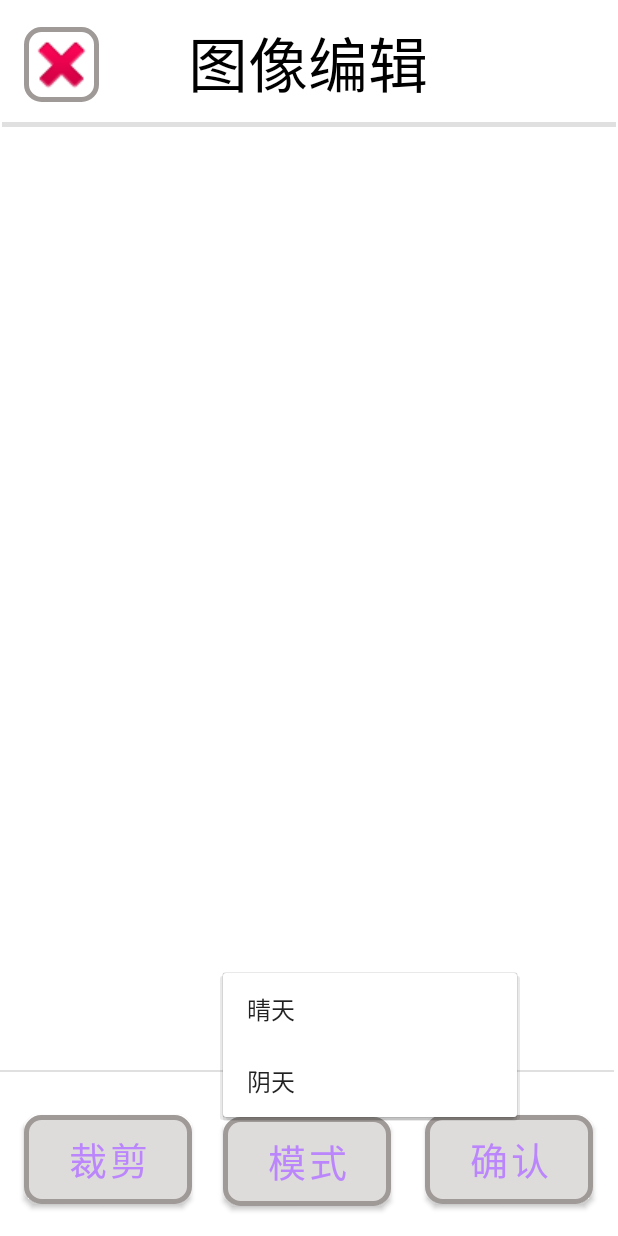
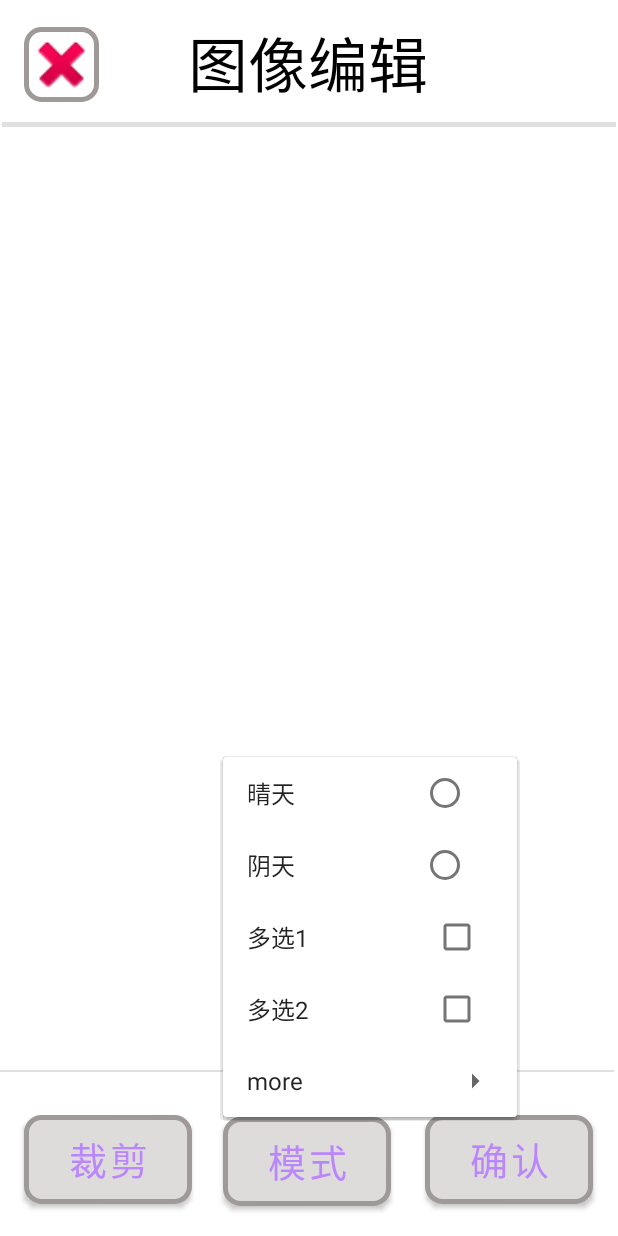
Before and after one commit to Elio-yang/AndroidCourseDesign, an Android app: the EditActivity screen opened directly, with no data from a screen before it, after a tap on "模式", on a phone screen of 412 x 824 dp. Run offline under Robolectric (Android 15) with nearby library versions, the phone set to English and light mode, and no system bars.

Commit message:
11.6完成editmenu，自己的机器上跑不起来，测试一下，有些改动写在注释里

```diff
--- a/app/src/main/res/layout/edit_window.xml
+++ b/app/src/main/res/layout/edit_window.xml
@@ -16,6 +16,16 @@
         app:layout_constraintTop_toTopOf="parent"
         app:layout_constraintVertical_bias="0.023"
         app:srcCompat="@android:drawable/ic_delete" />
+    <ImageView
+        android:id="@+id/takePicImg"
+        android:layout_width="408dp"
+        android:layout_height="552dp"
+        app:layout_constraintBottom_toTopOf="@+id/edit_lower_divider"
+        app:layout_constraintEnd_toEndOf="parent"
+        app:layout_constraintHorizontal_bias="1.0"
+        app:layout_constraintStart_toStartOf="parent"
+        app:layout_constraintTop_toBottomOf="@+id/edit_upper_dirver"
+        app:layout_constraintVertical_bias="0.0" />
     <Button
         android:id="@+id/cancel_frame"
         android:layout_width="@dimen/cross_size"
@@ -80,7 +90,6 @@
         android:textColor="@color/purple_200"
         android:textSize="25sp"
         app:backgroundTint="@null"
-
         app:layout_constraintBottom_toBottomOf="parent"
         app:layout_constraintEnd_toEndOf="parent"
         app:layout_constraintHorizontal_bias="0.053"
--- a/app/src/main/res/menu/edit_menu.xml
+++ b/app/src/main/res/menu/edit_menu.xml
@@ -1,11 +1,39 @@
 <?xml version="1.0" encoding="utf-8"?>
-<menu xmlns:android="http://schemas.android.com/apk/res/android">
-    <item
-        android:id="@+id/sundy"
+<menu xmlns:android="http://schemas.android.com/apk/res/android"
+    xmlns:app="http://schemas.android.com/apk/res-auto">
+    <group android:checkableBehavior="single">
+<!--        单选框-->
+        <item
+        android:id="@+id/sunny"
         android:title="晴天"
-
-        />
-    <item
+            />
+        <item
         android:id="@+id/cloudy"
         android:title="阴天" />
+    </group>
+
+    <group android:checkableBehavior="all">
+<!--        多选框-->
+        <item
+            android:id="@+id/all1"
+            android:title="多选1"
+            />
+        <item
+            android:id="@+id/all2"
+            android:title="多选2" />
+    </group>
+<!--    嵌套菜单-->
+    <item
+        android:id="@+id/more"
+        app:showAsAction="ifRoom"
+        android:title="more">
+        <menu>
+            <item
+                android:id="@+id/other1"
+                android:title="other1"/>
+            <item
+                android:id="@+id/other2"
+                android:title="other2"/>
+        </menu>
+    </item>
 </menu>
```
Also changed, not shown: app/src/main/java/com/example/androidcoursedesign/EditActivity.java (+26 -6 lines), app/src/main/java/com/example/androidcoursedesign/PreviewActivity.java (+6 -1 lines).
